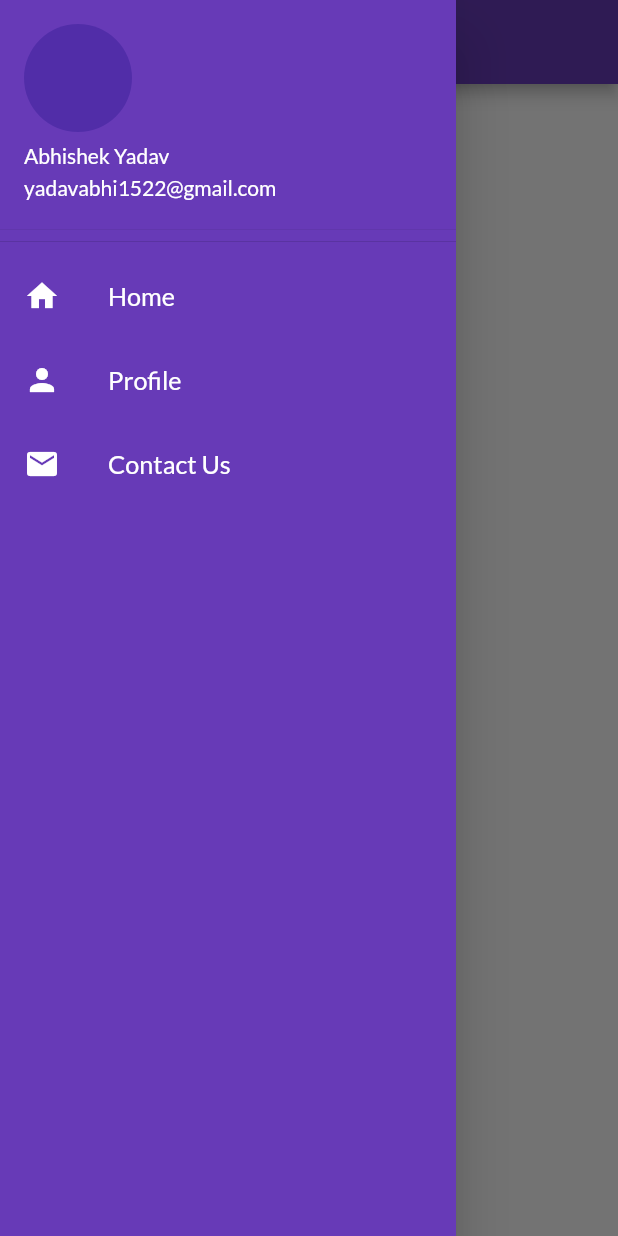
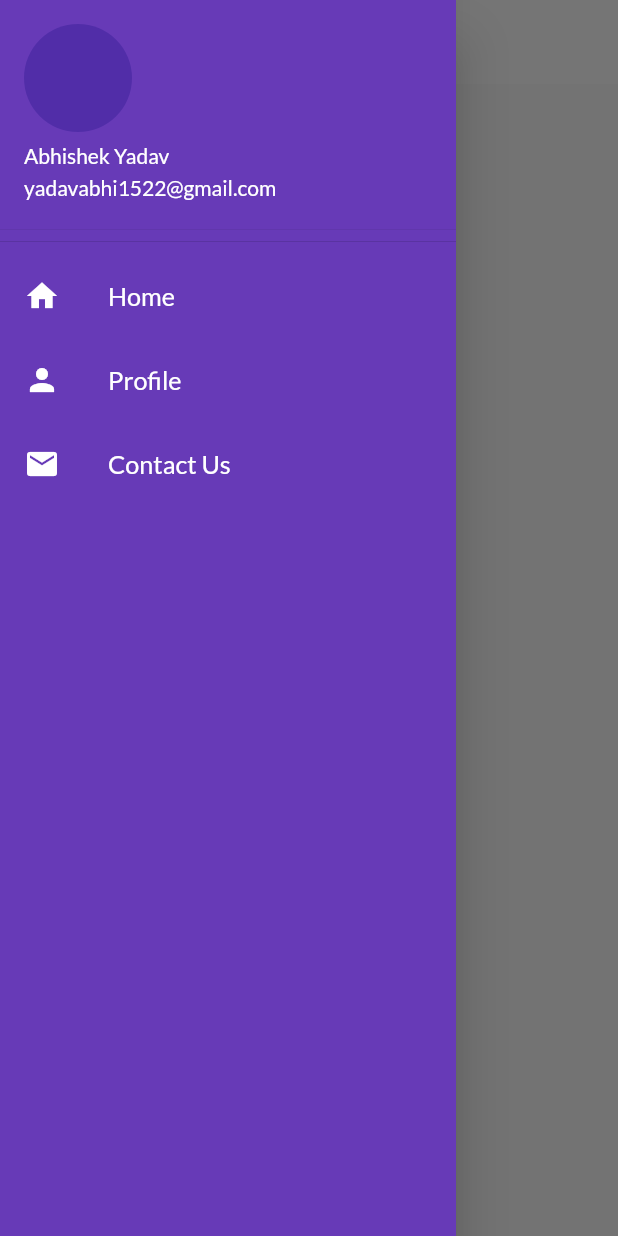
Before and after one commit to AbhiYHub/Flutter-Catalog-app, a Flutter app: the screen it shows after launch, with the side drawer open, on a phone screen of 412 x 824 dp. Run offline on Flutter 3.47's test engine with Material 2 defaults, Android fonts, the phone set to English and light mode, and no system bars; our stand-ins replace google_fonts.

Commit message:
Added theme

```diff
--- a/lib/main.dart
+++ b/lib/main.dart
@@ -1,5 +1,6 @@
 import 'package:flutter/material.dart';
 import 'package:flutter_catalog/utils/routes.dart';
+import 'package:flutter_catalog/widgets/themes.dart';
 import 'package:google_fonts/google_fonts.dart';
 import 'pages/home_page.dart';
 import 'pages/login_page.dart';
@@ -14,12 +15,8 @@ class MyApp extends StatelessWidget {
     return MaterialApp(
       debugShowCheckedModeBanner: false,
       themeMode: ThemeMode.light,
-      theme: ThemeData(
-          primarySwatch: Colors.deepPurple,
-          fontFamily: GoogleFonts.lato().fontFamily),
-      darkTheme: ThemeData(
-        brightness: Brightness.dark,
-      ),
+      theme: MyTheme.lightTheme(context),
+      darkTheme: MyTheme.darkTheme(context),
       initialRoute: MyRoutes.homeRoute,
       routes: {
         "/": (context) => LoginPage(),
--- a/lib/pages/home_page.dart
+++ b/lib/pages/home_page.dart
@@ -1,5 +1,5 @@
 import 'package:flutter/material.dart';
-import 'package:flutter_catalog/utils/drawer.dart';
+import 'package:flutter_catalog/widgets/drawer.dart';
 
 class HomePage extends StatelessWidget {
   @override
--- /dev/null
+++ b/lib/widgets/themes.dart
@@ -0,0 +1,20 @@
+// ignore_for_file: prefer_const_constructors
+
+import 'package:flutter/material.dart';
+import 'package:google_fonts/google_fonts.dart';
+
+class MyTheme {
+  static ThemeData lightTheme(BuildContext context) => ThemeData(
+      primarySwatch: Colors.deepPurple,
+      fontFamily: GoogleFonts.lato().fontFamily,
+      appBarTheme: AppBarTheme(
+        color: Colors.white,
+        elevation: 0.0,
+        iconTheme: IconThemeData(color: Colors.black),
+        titleTextStyle: TextStyle(color: Colors.black)
+      ));
+
+  static ThemeData darkTheme(BuildContext context) => ThemeData(
+        brightness: Brightness.dark,
+      );
+}
```
Also changed, not shown: lib/widgets/drawer.dart (renamed from lib/utils/drawer.dart, +9 -4 lines).
